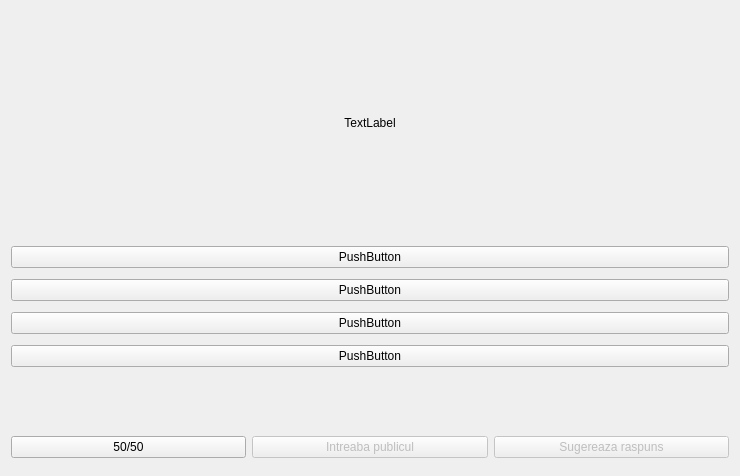
Before: the Qt Designer form Triviador/UI/forms/MCQuestion.ui in andonealexandru/Triviador, drawn with Qt 5.
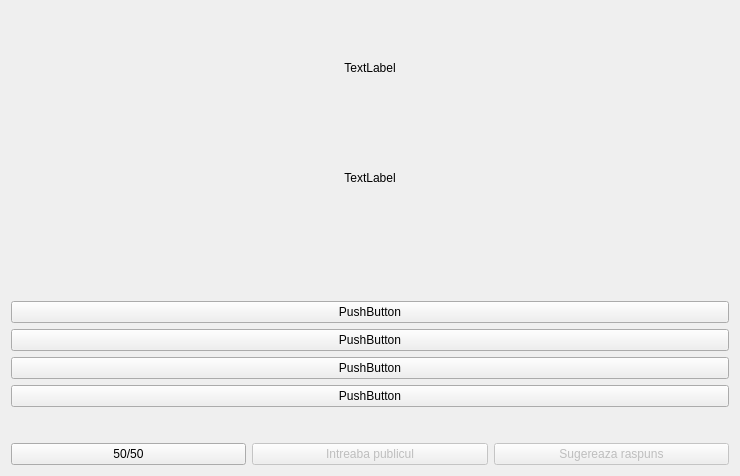
After: the same form once the commit is applied.

Commit message: Added a timer to MCQuestion class

```diff
--- a/Triviador/UI/forms/MCQuestion.ui
+++ b/Triviador/UI/forms/MCQuestion.ui
@@ -17,6 +17,48 @@
    <layout class="QHBoxLayout" name="horizontalLayout_4">
     <item>
      <layout class="QVBoxLayout" name="verticalLayout">
+      <item>
+       <spacer name="verticalSpacer_4">
+        <property name="orientation">
+         <enum>Qt::Vertical</enum>
+        </property>
+        <property name="sizeType">
+         <enum>QSizePolicy::Fixed</enum>
+        </property>
+        <property name="sizeHint" stdset="0">
+         <size>
+          <width>20</width>
+          <height>50</height>
+         </size>
+        </property>
+       </spacer>
+      </item>
+      <item>
+       <widget class="QLabel" name="mcquestion">
+        <property name="text">
+         <string>TextLabel</string>
+        </property>
+        <property name="alignment">
+         <set>Qt::AlignCenter</set>
+        </property>
+       </widget>
+      </item>
+      <item>
+       <spacer name="verticalSpacer_2">
+        <property name="orientation">
+         <enum>Qt::Vertical</enum>
+        </property>
+        <property name="sizeType">
+         <enum>QSizePolicy::Minimum</enum>
+        </property>
+        <property name="sizeHint" stdset="0">
+         <size>
+          <width>20</width>
+          <height>90</height>
+         </size>
+        </property>
+       </spacer>
+      </item>
       <item>
        <widget class="QLabel" name="question">
         <property name="sizePolicy">
@@ -33,6 +75,22 @@
         </property>
        </widget>
       </item>
+      <item>
+       <spacer name="verticalSpacer_3">
+        <property name="orientation">
+         <enum>Qt::Vertical</enum>
+        </property>
+        <property name="sizeType">
+         <enum>QSizePolicy::MinimumExpanding</enum>
+        </property>
+        <property name="sizeHint" stdset="0">
+         <size>
+          <width>20</width>
+          <height>70</height>
+         </size>
+        </property>
+       </spacer>
+      </item>
       <item>
        <layout class="QGridLayout" name="gridLayout">
         <item row="1" column="0">
@@ -100,12 +158,12 @@
            <enum>Qt::Vertical</enum>
           </property>
           <property name="sizeType">
-           <enum>QSizePolicy::Minimum</enum>
+           <enum>QSizePolicy::Fixed</enum>
           </property>
           <property name="sizeHint" stdset="0">
            <size>
             <width>78</width>
-            <height>58</height>
+            <height>30</height>
            </size>
           </property>
          </spacer>
```
Left out of the diff: 56 changed lines with no effect on the pictures. The commit also changes 1 other file.
